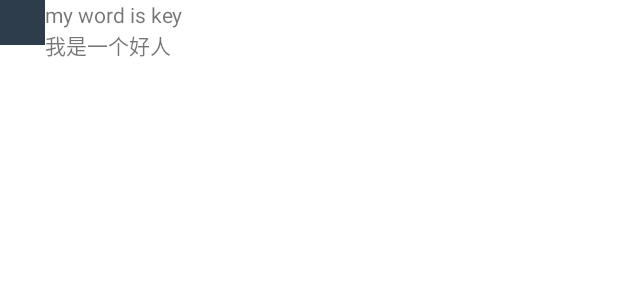
After one commit to QQnkw/XiaoXunAppDevlopByKotlin, an Android app: the layout item_translate_result.xml on its own in the app's theme, with its tools: preview values and no code run, on a phone screen of 412 x 824 dp. The commit adds this screen. Shown: the top 300 px of the screen. Run offline under Robolectric (Android 15) with nearby library versions, the phone set to English and light mode, and no system bars.

Commit message:
布局结果页逻辑完成

```diff
--- a/XunPictureTranslate/src/main/java/com/xxun/watch/picture_translate/fragment/PhotoPreviewFragment.kt
+++ b/XunPictureTranslate/src/main/java/com/xxun/watch/picture_translate/fragment/PhotoPreviewFragment.kt
@@ -50,5 +50,9 @@ class PhotoPreviewFragment : Fragment() {
         binding.viewActionClosePreview.setOnClickListener {
             findNavController().popBackStack()
         }
+        viewModel.createView(requireContext(),binding.viewGroupClick, listOf()){
+            val index = it.tag
+
+        }
     }
 }
--- /dev/null
+++ b/XunPictureTranslate/src/main/res/layout/item_translate_result.xml
@@ -0,0 +1,32 @@
+<?xml version="1.0" encoding="utf-8"?>
+<androidx.constraintlayout.widget.ConstraintLayout xmlns:android="http://schemas.android.com/apk/res/android"
+    xmlns:app="http://schemas.android.com/apk/res-auto"
+    android:layout_width="match_parent"
+    android:layout_height="wrap_content">
+
+    <androidx.appcompat.widget.AppCompatImageButton
+        android:id="@+id/view_action_play_voice"
+        android:layout_width="30dp"
+        android:layout_height="30dp"
+        android:background="#2e3d4c"
+        app:layout_constraintStart_toStartOf="parent"
+        app:layout_constraintTop_toTopOf="parent" />
+
+    <com.xxun.watch.picture_translate.weight.SelectWordTextView
+        android:id="@+id/view_action_source_txt"
+        android:layout_width="0dp"
+        android:layout_height="wrap_content"
+        android:text="my word is key"
+        app:layout_constraintEnd_toEndOf="parent"
+        app:layout_constraintStart_toEndOf="@id/view_action_play_voice"
+        app:layout_constraintTop_toTopOf="parent" />
+
+    <com.xxun.watch.picture_translate.weight.SelectWordTextView
+        android:id="@+id/view_action_target_txt"
+        android:layout_width="0dp"
+        android:layout_height="wrap_content"
+        android:text="我是一个好人"
+        app:layout_constraintEnd_toEndOf="@id/view_action_source_txt"
+        app:layout_constraintStart_toStartOf="@id/view_action_source_txt"
+        app:layout_constraintTop_toBottomOf="@id/view_action_source_txt" />
+</androidx.constraintlayout.widget.ConstraintLayout>
```
Also changed, not shown: XunPictureTranslate/src/main/java/com/xxun/watch/picture_translate/adapter/TranslateResultAdapter.kt (added, +37 -0 lines), XunPictureTranslate/src/main/java/com/xxun/watch/picture_translate/fragment/TranslateResultFragment.kt (+21 -4 lines), XunPictureTranslate/src/main/java/com/xxun/watch/picture_translate/view_model/PhotoPreviewViewModel.kt (+17 -0 lines), XunPictureTranslate/src/main/java/com/xxun/watch/picture_translate/weight/SelectWordTextView.java (added, +160 -0 lines), XunPictureTranslate/src/main/res/layout/fragment_photo_preview.xml (+8 -0 lines), XunPictureTranslate/src/main/res/layout/fragment_translate_result.xml (+4 -10 lines).
